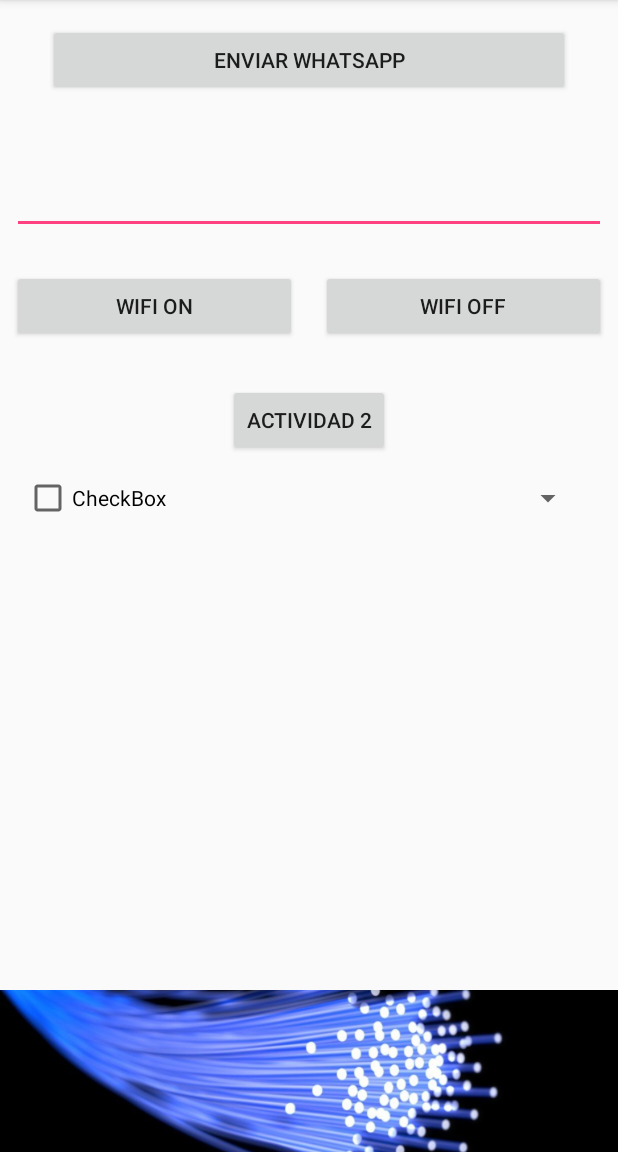
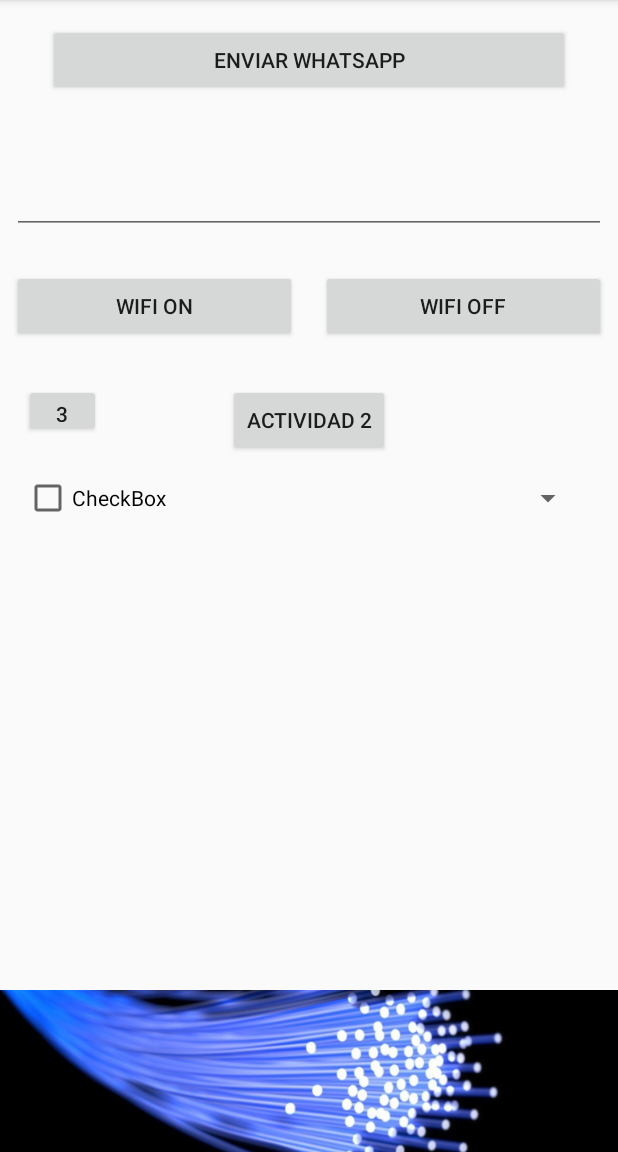
Before and after one commit to chern007/Ejercicio_Febrero, an Android app: the screen it shows after launch (MainActivity), on a phone screen of 412 x 824 dp, the part 84-1236 px from its top. Run offline under Robolectric (Android 15) with nearby library versions, the phone set to English and light mode, and no system bars.

```diff
--- a/app/src/main/java/com/example/chern007/ejercicio_febrero/MainActivity.java
+++ b/app/src/main/java/com/example/chern007/ejercicio_febrero/MainActivity.java
@@ -6,7 +6,6 @@ import android.content.Intent;
 import android.content.IntentFilter;
 import android.content.pm.PackageInfo;
 import android.content.pm.PackageManager;
-import android.graphics.drawable.Drawable;
 import android.net.wifi.WifiManager;
 import android.os.Bundle;
 import android.provider.Telephony;
@@ -18,7 +17,6 @@ import android.widget.Button;
 import android.widget.EditText;
 import android.widget.ImageView;
 import android.widget.Spinner;
-import android.widget.SpinnerAdapter;
 import android.widget.Toast;
 
 public class MainActivity extends AppCompatActivity implements AdapterView.OnItemSelectedListener {
@@ -29,9 +27,14 @@ public class MainActivity extends AppCompatActivity implements AdapterView.OnIte
     WifiManager wifiManager;
     int estadoWifi;
     IntentFilter filtroBroadSMS;
-    BroadcastReceiver miBroad;
     BroadcastReceiver escuchadorSMS;
     Spinner spnImagenFondo;
+
+    IntentFilter filtroBroadCargador;
+    BroadcastReceiver escuchadorCargador;
+
+    IntentFilter filtroBroadBT;
+    BroadcastReceiver escuchadorBT;
 
 
     @Override
@@ -47,21 +50,7 @@ public class MainActivity extends AppCompatActivity implements AdapterView.OnIte
 
         wifiManager = (WifiManager) getApplicationContext().getSystemService(Context.WIFI_SERVICE);
 
-//        IntentFilter filtroWIFI = new IntentFilter();
-//        filtroWIFI.addAction("android.net.wifi.WIFI_STATE_CHANGED");
-//        filtroWIFI.addAction("android.net.wifi.STATE_CHANGE");
 
-//        BroadcastReceiver escuchadorWIFI = new BroadcastReceiver() {
-//            @Override
-//            public void onReceive(Context context, Intent intent) {
-//                //Toast.makeText(null, "Algo ha pasado con el wifi.", Toast.LENGTH_SHORT).show();
-//                sacaMensaje();
-//            }
-//        };
-//
-//        registerReceiver(escuchadorWIFI,filtroWIFI);
-
-        //***
 
 
         //cargamos los elementos que estan el Strings en el spinner*********************************
@@ -72,19 +61,49 @@ public class MainActivity extends AppCompatActivity implements AdapterView.OnIte
         spnImagenFondo.setOnItemSelectedListener(this);//ponemos a escuchas el spinner
         //******************************************************************************************
 
-
+        //1)
         filtroBroadSMS = new IntentFilter();
         filtroBroadSMS.addAction(Telephony.Sms.Intents.SMS_RECEIVED_ACTION);
         escuchadorSMS = new BroadcastReceiver() {
             @Override
             public void onReceive(Context context, Intent intent) {
-                //Toast.makeText(null, "Algo ha pasado con el wifi.", Toast.LENGTH_SHORT).show();
+
                 sacaMensaje2();
             }
         };
 
+        //2)
+        filtroBroadCargador = new IntentFilter();
+        filtroBroadCargador.addAction("android.intent.action.ACTION_POWER_CONNECTED");
+        escuchadorCargador = new BroadcastReceiver() {
+            @Override
+            public void onReceive(Context context, Intent intent) {
+
+                cableCONECTADO();
+            }
+        };
+
+        //3)
+        filtroBroadBT = new IntentFilter();
+        //filtroBroadBT.addAction(BluetoothAdapter.ACTION_STATE_CHANGED);
+        filtroBroadBT.addAction("android.bluetooth.adapter.action.STATE_CHANGED");
+        escuchadorBT = new BroadcastReceiver() {
+            @Override
+            public void onReceive(Context context, Intent intent) {
+
+                cableCONECTADO();
+            }
+        };
+
+
+
+
+
         estadoWifi = wifiManager.getWifiState();
         Toast.makeText(this, "Estado del WIFI = " + estadoWifi, Toast.LENGTH_LONG).show();
+
+
+
 
     }
 
@@ -94,8 +113,28 @@ public class MainActivity extends AppCompatActivity implements AdapterView.OnIte
         super.onResume();
 
         registerReceiver(escuchadorSMS, filtroBroadSMS);
+        registerReceiver(escuchadorCargador, filtroBroadCargador);
+        registerReceiver(escuchadorBT,filtroBroadBT);
 
     }
+
+    @Override
+    protected void onPause() {
+        super.onPause();
+
+        unregisterReceiver(escuchadorSMS);
+        unregisterReceiver(escuchadorCargador);
+        unregisterReceiver(escuchadorBT);
+
+    }
+
+    public void cableCONECTADO() {
+
+        Toast.makeText(this, "Se ha conectado el cable de carga.", Toast.LENGTH_SHORT).show();
+    }
+
+
+
 
     public void actividad_2(View view) {
         Intent tmp = new Intent();
@@ -105,6 +144,13 @@ public class MainActivity extends AppCompatActivity implements AdapterView.OnIte
         Intent actividad2 = new Intent(this, actividad_2.class);
         actividad2.putExtra("imagen", spnImagenFondo.getSelectedItem().toString());
         startActivity(actividad2);
+
+    }
+
+    public void actividad_3(View view) {
+
+        Intent actividad_3 = new Intent(this, actividad_3.class);
+        startActivity(actividad_3);
 
     }
 
--- a/app/src/main/res/layout/activity_main.xml
+++ b/app/src/main/res/layout/activity_main.xml
@@ -4,23 +4,25 @@
     xmlns:tools="http://schemas.android.com/tools"
     android:layout_width="match_parent"
     android:layout_height="match_parent"
+    android:focusable="false"
+    android:focusableInTouchMode="true"
     tools:context="com.example.chern007.ejercicio_febrero.MainActivity">
 
     <Button
         android:id="@+id/btEnviar"
         android:layout_width="0dp"
         android:layout_height="48dp"
+        android:layout_marginEnd="32dp"
         android:layout_marginLeft="32dp"
         android:layout_marginRight="32dp"
+        android:layout_marginStart="32dp"
         android:layout_marginTop="16dp"
         android:onClick="enviarWhatsapp"
         android:text="ENVIAR WHATSAPP"
         app:layout_constraintHorizontal_bias="0.0"
         app:layout_constraintLeft_toLeftOf="parent"
         app:layout_constraintRight_toRightOf="parent"
-        app:layout_constraintTop_toTopOf="parent"
-        android:layout_marginStart="32dp"
-        android:layout_marginEnd="32dp" />
+        app:layout_constraintTop_toTopOf="parent" />
 
     <ImageView
         android:id="@+id/imgPie"
@@ -37,56 +39,58 @@
         android:id="@+id/txtWIFIchanged"
         android:layout_width="0dp"
         android:layout_height="76dp"
+        android:layout_marginEnd="8dp"
         android:layout_marginLeft="8dp"
         android:layout_marginRight="8dp"
+        android:layout_marginStart="8dp"
         android:layout_marginTop="16dp"
+        android:autoText="false"
         android:ems="10"
+        android:imeOptions="actionDone"
         android:inputType="textPersonName"
         app:layout_constraintLeft_toLeftOf="parent"
         app:layout_constraintRight_toRightOf="parent"
-        app:layout_constraintTop_toBottomOf="@+id/btEnviar"
-        android:layout_marginStart="8dp"
-        android:layout_marginEnd="8dp" />
+        app:layout_constraintTop_toBottomOf="@+id/btEnviar" />
 
     <Button
         android:id="@+id/btWIFIon"
         android:layout_width="0dp"
         android:layout_height="wrap_content"
+        android:layout_marginEnd="8dp"
         android:layout_marginLeft="8dp"
         android:layout_marginRight="8dp"
+        android:layout_marginStart="8dp"
         android:layout_marginTop="24dp"
         android:onClick="activarDesactivarWIFI"
         android:text="WIFI ON"
         app:layout_constraintHorizontal_bias="0.0"
         app:layout_constraintLeft_toLeftOf="parent"
         app:layout_constraintRight_toLeftOf="@+id/guideline"
-        app:layout_constraintTop_toBottomOf="@+id/txtWIFIchanged"
-        android:layout_marginStart="8dp"
-        android:layout_marginEnd="8dp" />
+        app:layout_constraintTop_toBottomOf="@+id/txtWIFIchanged" />
 
     <android.support.constraint.Guideline
+        android:id="@+id/guideline"
         android:layout_width="wrap_content"
         android:layout_height="wrap_content"
-        android:id="@+id/guideline"
         android:orientation="vertical"
         app:layout_constraintGuide_percent="0.5"
-        tools:layout_editor_absoluteY="0dp"
-        tools:layout_editor_absoluteX="192dp" />
+        tools:layout_editor_absoluteX="192dp"
+        tools:layout_editor_absoluteY="0dp" />
 
     <Button
         android:id="@+id/btWIFIoff"
         android:layout_width="0dp"
         android:layout_height="wrap_content"
+        android:layout_marginEnd="8dp"
         android:layout_marginLeft="8dp"
         android:layout_marginRight="8dp"
+        android:layout_marginStart="8dp"
         android:onClick="activarDesactivarWIFI"
         android:text="WIFI OFF"
         app:layout_constraintHorizontal_bias="0.0"
         app:layout_constraintLeft_toLeftOf="@+id/guideline"
         app:layout_constraintRight_toRightOf="parent"
-        app:layout_constraintTop_toTopOf="@+id/btWIFIon"
-        android:layout_marginStart="8dp"
-        android:layout_marginEnd="8dp" />
+        app:layout_constraintTop_toTopOf="@+id/btWIFIon" />
 
     <Button
         android:id="@+id/btActividad2"
@@ -103,26 +107,32 @@
         android:id="@+id/checkBox"
         android:layout_width="wrap_content"
         android:layout_height="wrap_content"
+        android:layout_marginLeft="16dp"
+        android:layout_marginStart="16dp"
+        android:layout_marginTop="88dp"
         android:text="CheckBox"
-        android:layout_marginTop="88dp"
-        app:layout_constraintTop_toBottomOf="@+id/btWIFIon"
-        android:layout_marginLeft="16dp"
         app:layout_constraintLeft_toLeftOf="parent"
-        android:layout_marginStart="16dp" />
+        app:layout_constraintTop_toBottomOf="@+id/btWIFIon" />
 
     <Spinner
         android:id="@+id/spnImagenFondo"
         android:layout_width="184dp"
         android:layout_height="32dp"
         android:layout_marginLeft="53dp"
+        android:layout_marginStart="53dp"
         android:layout_marginTop="12dp"
         app:layout_constraintLeft_toLeftOf="@+id/btActividad2"
-        app:layout_constraintTop_toBottomOf="@+id/btActividad2"
-        android:layout_marginStart="53dp" />
+        app:layout_constraintTop_toBottomOf="@+id/btActividad2" />
 
-    <ListView
-        android:layout_width="117dp"
-        android:layout_height="41dp"
-        tools:layout_editor_absoluteX="16dp"
-        tools:layout_editor_absoluteY="256dp" />
+    <Button
+        android:id="@+id/bt3"
+        android:layout_width="51dp"
+        android:layout_height="35dp"
+        android:layout_marginLeft="16dp"
+        android:layout_marginTop="28dp"
+        android:onClick="actividad_3"
+        android:text="3"
+        app:layout_constraintLeft_toLeftOf="parent"
+        app:layout_constraintTop_toBottomOf="@+id/btWIFIon" />
+
 </android.support.constraint.ConstraintLayout>
```
Also changed, not shown: app/src/main/AndroidManifest.xml (+18 -6 lines), app/src/main/java/com/example/chern007/ejercicio_febrero/Persona.java (deleted, +0 -56 lines), app/src/main/java/com/example/chern007/ejercicio_febrero/Receptor.java (added, +29 -0 lines), app/src/main/java/com/example/chern007/ejercicio_febrero/actividad_3.java (added, +61 -0 lines), app/src/main/res/layout/activity_actividad_3.xml (added, +20 -0 lines), app/src/main/res/layout/fila.xml (added, +7 -0 lines), app/src/main/res/drawable-hdpi/coub_128.png (added), app/src/main/res/drawable-mdpi/coub_128.png (added), app/src/main/res/drawable-xhdpi/coub_128.png (added), app/src/main/res/drawable-xxhdpi/coub_128.png (added), app/src/main/res/drawable-xxxhdpi/coub_128.png (added).
